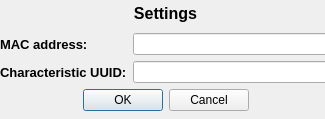
The window that resources/settingsdialog.ui (CGodiksen/exercise-bike-logger) describes before a commit, drawn with Qt 5.
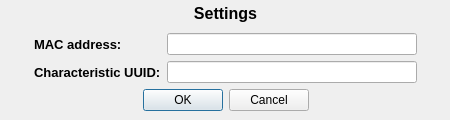
The same window after the commit.

Commit message: Added a settings dialog window that allows the user to manually input the connection information. Also added a settings class that makes it easy to load and save settings throughout the application. This class is now used in the BluetoothSession class to get the information. Also removed the connect button from the workoutwindow ui and added a settings button to the mainwindow ui.

Patch:
```diff
--- a/resources/settingsdialog.ui
+++ b/resources/settingsdialog.ui
@@ -6,8 +6,8 @@
    <rect>
     <x>0</x>
     <y>0</y>
-    <width>325</width>
-    <height>119</height>
+    <width>450</width>
+    <height>120</height>
    </rect>
   </property>
   <property name="windowTitle">
@@ -18,29 +18,25 @@
     <rect>
      <x>0</x>
      <y>0</y>
-     <width>331</width>
+     <width>451</width>
      <height>111</height>
     </rect>
    </property>
    <layout class="QGridLayout" name="gridLayout">
-    <item row="0" column="0">
-     <widget class="QLabel" name="label">
-      <property name="font">
-       <font>
-        <pointsize>12</pointsize>
-        <weight>75</weight>
-        <bold>true</bold>
-       </font>
+    <item row="1" column="0">
+     <spacer name="horizontalSpacer">
+      <property name="orientation">
+       <enum>Qt::Horizontal</enum>
       </property>
-      <property name="text">
-       <string>Settings</string>
+      <property name="sizeHint" stdset="0">
+       <size>
+        <width>40</width>
+        <height>20</height>
+       </size>
       </property>
-      <property name="alignment">
-       <set>Qt::AlignCenter</set>
-      </property>
-     </widget>
+     </spacer>
     </item>
-    <item row="2" column="0">
+    <item row="2" column="1">
      <widget class="QDialogButtonBox" name="buttonBox">
       <property name="orientation">
        <enum>Qt::Horizontal</enum>
@@ -53,7 +49,20 @@
       </property>
      </widget>
     </item>
-    <item row="1" column="0">
+    <item row="1" column="2">
+     <spacer name="horizontalSpacer_2">
+      <property name="orientation">
+       <enum>Qt::Horizontal</enum>
+      </property>
+      <property name="sizeHint" stdset="0">
+       <size>
+        <width>40</width>
+        <height>20</height>
+       </size>
+      </property>
+     </spacer>
+    </item>
+    <item row="1" column="1">
      <layout class="QFormLayout" name="formLayout">
       <item row="0" column="0">
        <widget class="QLabel" name="label_2">
@@ -87,10 +96,34 @@
        </widget>
       </item>
       <item row="1" column="1">
-       <widget class="QLineEdit" name="uuidLineEdit"/>
+       <widget class="QLineEdit" name="uuidLineEdit">
+        <property name="minimumSize">
+         <size>
+          <width>250</width>
+          <height>0</height>
+         </size>
+        </property>
+       </widget>
       </item>
      </layout>
     </item>
+    <item row="0" column="1">
+     <widget class="QLabel" name="label">
+      <property name="font">
+       <font>
+        <pointsize>12</pointsize>
+        <weight>75</weight>
+        <bold>true</bold>
+       </font>
+      </property>
+      <property name="text">
+       <string>Settings</string>
+      </property>
+      <property name="alignment">
+       <set>Qt::AlignCenter</set>
+      </property>
+     </widget>
+    </item>
    </layout>
   </widget>
  </widget>
```
The commit also changes 8 other files.
